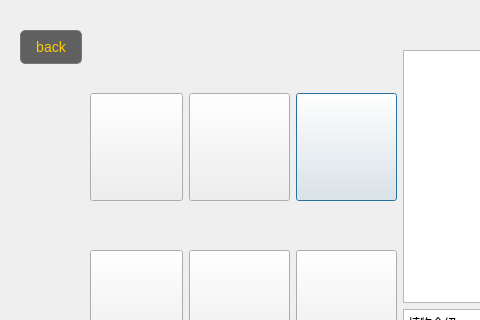
Qt form plantshow.ui (Chilllee-qiuli/pvz-qt) before a commit; both pictures show x 0 to 480 and y 0 to 320 of the 857 by 661 pixel window.
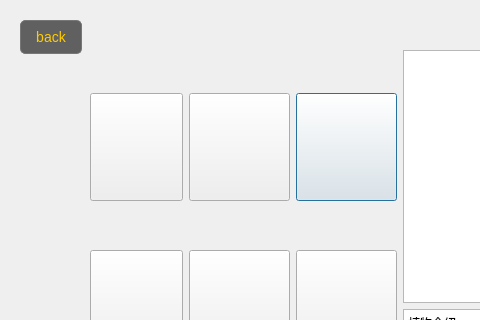
The same form after that commit. Icons and pictures are not drawn.

```diff
--- a/plantshow.ui
+++ b/plantshow.ui
@@ -168,7 +168,7 @@
    <property name="geometry">
     <rect>
      <x>20</x>
-     <y>30</y>
+     <y>20</y>
      <width>62</width>
      <height>34</height>
     </rect>
```
